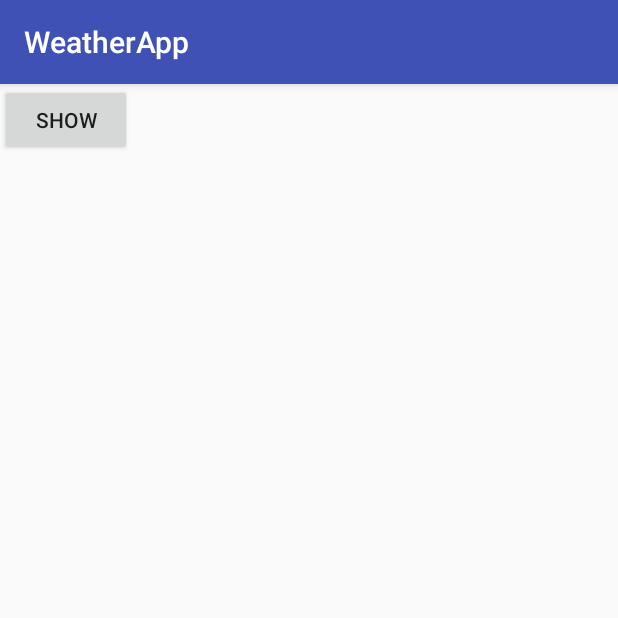
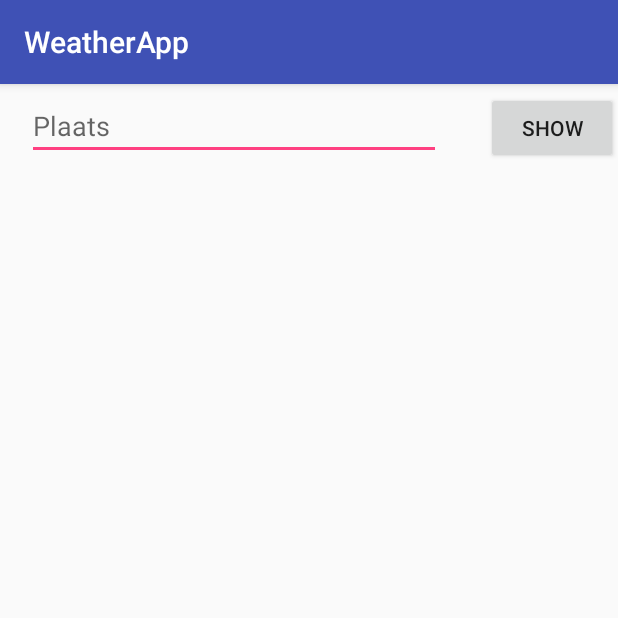
Before and after one commit to xBjorn/WeatherApp, an Android app: the screen it shows after launch (MainActivity), on a phone screen of 412 x 824 dp, the top half of it. Run offline under Robolectric (Android 15) with nearby library versions, the phone set to English and light mode, and no system bars.

```diff
--- a/App/app/src/main/java/bjorn/weatherapp/MainActivity.java
+++ b/App/app/src/main/java/bjorn/weatherapp/MainActivity.java
@@ -9,6 +9,7 @@ import java.io.IOException;
 import java.io.InputStream;
 import java.io.InputStreamReader;
 import java.io.Reader;
+import java.net.MalformedURLException;
 import java.net.URL;
 import java.nio.charset.Charset;
 
@@ -57,19 +58,22 @@ public class MainActivity extends AppCompatActivity {
 
 
 
-    public void doeIets(View view){
+    public void doeIets(View view) throws IOException, JSONException {
         //Update de waarde van de input van de TextView bij elke klik op de button
-        TextView textView = (TextView) findViewById(R.id.test);
-
+        TextView textView = (TextView) findViewById(R.id.plaatsInput);
         inputLocatie = textView.getText().toString();
+        System.out.println("http://www.weerlive.nl/api/json-data-10min.php?key=36e9560c2e&locatie=" + inputLocatie);
+        JSONObject json = readJsonFromUrl("http://weerlive.nl/api/json-data-10min.php?key=36e9560c2e&locatie=" + inputLocatie);
+        System.out.println(json.toString());
 
   }
 
-    public void main(String[] args) throws IOException, JSONException {
+  /*  public void main(String[] args) throws IOException, JSONException {
         //Voeg de input van de TextView aan de URL toe
         JSONObject json = readJsonFromUrl("http://weerlive.nl/api/json-data-10min.php?key=36e9560c2e&locatie="+inputLocatie);
         //Pak de temperatuur uit de JSON array
         TextView tempOut = (TextView) findViewById(R.id.txtTemp);
         tempOut.setText(json.getString("temp"));
-    }
+        System.out.println("Test main");
+    }*/
 }
--- a/App/app/src/main/res/layout/activity_main.xml
+++ b/App/app/src/main/res/layout/activity_main.xml
@@ -10,31 +10,36 @@
         android:id="@+id/button2"
         android:layout_width="wrap_content"
         android:layout_height="wrap_content"
+        android:layout_marginTop="5dp"
         android:onClick="doeIets"
         android:text="Show"
-        tools:layout_editor_absoluteX="127dp"
-        tools:layout_editor_absoluteY="63dp" />
-
-    <TextView
-        android:id="@+id/test"
-        android:layout_width="304dp"
-        android:layout_height="76dp"
-        android:layout_marginBottom="266dp"
-        android:layout_marginEnd="55dp"
-        android:layout_marginStart="25dp"
-        android:layout_marginTop="105dp"
-        app:layout_constraintBottom_toBottomOf="parent"
         app:layout_constraintEnd_toEndOf="parent"
-        app:layout_constraintHorizontal_bias="0.0"
-        app:layout_constraintStart_toStartOf="parent"
-        app:layout_constraintTop_toBottomOf="@+id/button2"
-        app:layout_constraintVertical_bias="0.0" />
+        app:layout_constraintTop_toTopOf="parent" />
 
     <TextView
         android:id="@+id/txtTemp"
         android:layout_width="209dp"
         android:layout_height="91dp"
-        tools:layout_editor_absoluteX="75dp"
-        tools:layout_editor_absoluteY="325dp" />
+        android:layout_marginBottom="324dp"
+        android:layout_marginEnd="172dp"
+        android:layout_marginStart="3dp"
+        app:layout_constraintBottom_toBottomOf="parent"
+        app:layout_constraintEnd_toEndOf="parent"
+        app:layout_constraintStart_toStartOf="parent" />
+
+    <EditText
+        android:id="@+id/plaatsInput"
+        style="@android:style/Widget.Material.EditText"
+        android:layout_width="276dp"
+        android:layout_height="wrap_content"
+        android:layout_marginEnd="16dp"
+        android:layout_marginStart="4dp"
+        android:layout_marginTop="5dp"
+        android:ems="10"
+        android:hint="Plaats"
+        android:inputType="text"
+        app:layout_constraintEnd_toStartOf="@+id/button2"
+        app:layout_constraintStart_toStartOf="parent"
+        app:layout_constraintTop_toTopOf="parent" />
 
 </android.support.constraint.ConstraintLayout>
```
